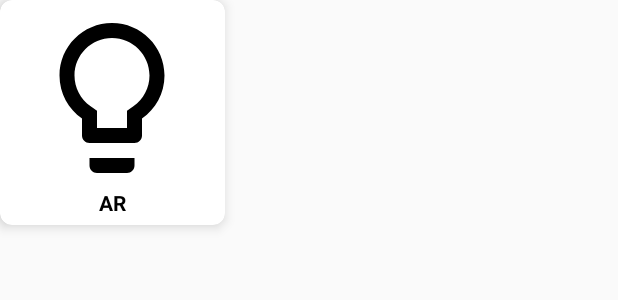
After one commit to CharanNK/PubgGuide, an Android app: the layout grid_layout.xml on its own in the app's theme, with its tools: preview values and no code run, on a phone screen of 412 x 824 dp. The commit adds this screen. Shown: the top 300 px of the screen. Run offline under Robolectric (Android 15) with nearby library versions, the phone set to English and light mode, and no system bars.

Commit message:
GridLayout views for weapons

```diff
--- a/app/src/main/java/com/charanajayworks/pubgguide/Adapters/GeneralDataAdapter.java
+++ b/app/src/main/java/com/charanajayworks/pubgguide/Adapters/GeneralDataAdapter.java
@@ -65,7 +65,7 @@ public class GeneralDataAdapter extends RecyclerView.Adapter<GeneralDataAdapter.
     public class ViewHolder extends RecyclerView.ViewHolder {
         TextView generalDataTitle,generalDataDesc,lootQuality,lootQuantity,lootRisk;
         ImageView generalImageView;
-        LinearLayout qualityLayout, quantityLayout, riskLayout,lootsAttributeLayout;
+        LinearLayout lootsAttributeLayout;
         public ViewHolder(View itemView) {
             super(itemView);
             generalDataTitle = itemView.findViewById(R.id.generalDataTitle);
--- a/app/src/main/res/layout/genearaldataitemview.xml
+++ b/app/src/main/res/layout/genearaldataitemview.xml
@@ -36,7 +36,6 @@
         android:orientation="vertical">
 
         <LinearLayout
-            android:id="@+id/quality_layout"
             android:layout_width="match_parent"
             android:layout_height="wrap_content"
             android:orientation="horizontal">
@@ -63,7 +62,6 @@
             android:background="@color/colorGrey" />
 
         <LinearLayout
-            android:id="@+id/quantity_layout"
             android:layout_width="match_parent"
             android:layout_height="wrap_content"
             android:orientation="horizontal">
@@ -89,7 +87,6 @@
             android:background="@color/colorGrey" />
 
         <LinearLayout
-            android:id="@+id/risk_layout"
             android:layout_width="match_parent"
             android:layout_height="wrap_content"
             android:orientation="horizontal">
--- /dev/null
+++ b/app/src/main/res/layout/grid_layout.xml
@@ -0,0 +1,31 @@
+<?xml version="1.0" encoding="utf-8"?>
+<android.support.v7.widget.CardView xmlns:android="http://schemas.android.com/apk/res/android"
+    android:layout_width="150dp"
+    android:layout_height="150dp"
+    android:id="@+id/gridCardLayout"
+    xmlns:app="http://schemas.android.com/apk/res-auto"
+    android:layout_marginBottom="@dimen/padding10"
+    app:cardElevation="5dp"
+    app:cardCornerRadius="8dp">
+
+    <LinearLayout
+        android:layout_width="match_parent"
+        android:layout_height="match_parent"
+        android:gravity="center"
+        android:orientation="vertical">
+        <ImageView
+            android:layout_width="120dp"
+            android:src="@drawable/ic_tips"
+            android:id="@+id/gridImageView"
+            android:layout_height="120dp" />
+        <TextView
+            android:layout_width="match_parent"
+            android:layout_height="wrap_content"
+            android:gravity="center"
+            android:text="AR"
+            android:textStyle="bold"
+            android:id="@+id/gridTextView"
+            android:textColor="@color/colorBlack"/>
+    </LinearLayout>
+
+</android.support.v7.widget.CardView>
--- /dev/null
+++ b/app/src/main/res/values-w820dp/dimens.xml
@@ -0,0 +1,6 @@
+<resources>
+    <!-- Example customization of dimensions originally defined in res/values/dimens.xml
+         (such as screen margins) for screens with more than 820dp of available width. This
+         would include 7" and 10" devices in landscape (~960dp and ~1280dp respectively). -->
+    <dimen name="activity_horizontal_margin">64dp</dimen>
+</resources>
--- a/app/src/main/res/values/dimens.xml
+++ b/app/src/main/res/values/dimens.xml
@@ -10,4 +10,6 @@
     <dimen name="padding40">40dp</dimen>
     <dimen name="leftrightmargin">5dp</dimen>
     <dimen name="topbottommargin">10dp</dimen>
+    <dimen name="fab_margin">16dp</dimen>
+    <dimen name="appbar_padding_top">8dp</dimen>
 </resources>
--- a/app/src/main/res/values/strings.xml
+++ b/app/src/main/res/values/strings.xml
@@ -7,4 +7,7 @@
     <string name="title_quality">QUALITY</string>
     <string name="title_quantity">QUANTITY</string>
     <string name="title_risk">RISK</string>
+    <string name="title_activity_loots">LootsActivity</string>
+    <string name="action_settings">Settings</string>
+    <string name="section_format">Hello World from section: %1$d</string>
 </resources>
```
Also changed, not shown: app/src/main/AndroidManifest.xml (+14 -10 lines), app/src/main/java/com/charanajayworks/pubgguide/Adapters/CategoryAdapter.java (+11 -0 lines), app/src/main/java/com/charanajayworks/pubgguide/Adapters/GridsAdapter.java (added, +82 -0 lines), app/src/main/java/com/charanajayworks/pubgguide/GridsActivity.java (added, +70 -0 lines), app/src/main/java/com/charanajayworks/pubgguide/LootsActivity.java (added, +12 -0 lines), app/src/main/java/com/charanajayworks/pubgguide/Models/GridLayoutModel.java (added, +27 -0 lines), app/src/main/res/layout/loottablayout.xml (added, +32 -0 lines), app/src/main/res/layout/weaponselectlayout.xml (added, +36 -0 lines), app/src/main/res/menu/menu_loots.xml (added, +10 -0 lines), app/src/main/res/values/styles.xml (+9 -0 lines), app/src/main/res/drawable/bluecurve_background.png (added).
